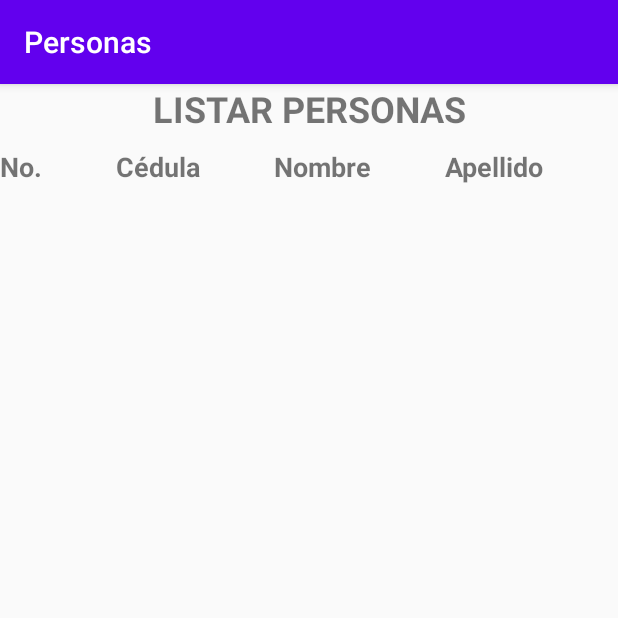
After one commit to Jdrew92/Personas, an Android app: the ListarPersonas screen opened directly, with no data from a screen before it, on a phone screen of 412 x 824 dp, the top half of it. The commit adds this screen. Run offline under Robolectric (Android 15) with nearby library versions, the phone set to English and light mode, and no system bars.

Commit message:
Interfaces creadas, con respectivas traducciones

```diff
--- a/app/src/main/AndroidManifest.xml
+++ b/app/src/main/AndroidManifest.xml
@@ -9,6 +9,8 @@
         android:roundIcon="@mipmap/ic_launcher_round"
         android:supportsRtl="true"
         android:theme="@style/AppTheme">
+        <activity android:name=".ListarPersonas"></activity>
+        <activity android:name=".CrearPersonas" />
         <activity android:name=".MainActivity">
             <intent-filter>
                 <action android:name="android.intent.action.MAIN" />
--- /dev/null
+++ b/app/src/main/java/com/example/personas/ListarPersonas.java
@@ -0,0 +1,14 @@
+package com.example.personas;
+
+import androidx.appcompat.app.AppCompatActivity;
+
+import android.os.Bundle;
+
+public class ListarPersonas extends AppCompatActivity {
+
+    @Override
+    protected void onCreate(Bundle savedInstanceState) {
+        super.onCreate(savedInstanceState);
+        setContentView(R.layout.activity_listar_personas);
+    }
+}
--- /dev/null
+++ b/app/src/main/res/layout/activity_listar_personas.xml
@@ -0,0 +1,65 @@
+<?xml version="1.0" encoding="utf-8"?>
+<LinearLayout xmlns:android="http://schemas.android.com/apk/res/android"
+    xmlns:app="http://schemas.android.com/apk/res-auto"
+    xmlns:tools="http://schemas.android.com/tools"
+    android:layout_width="match_parent"
+    android:layout_height="match_parent"
+    android:orientation="vertical"
+    tools:context=".ListarPersonas">
+
+    <TextView
+        android:id="@+id/txtTitleListP"
+        android:layout_width="match_parent"
+        android:layout_height="wrap_content"
+        android:text="@string/title_list_people"
+        android:textAlignment="center"
+        android:textSize="24sp"
+        android:textStyle="bold" />
+
+    <TableLayout
+        android:id="@+id/tblPeople"
+        android:layout_width="match_parent"
+        android:layout_height="match_parent"
+        android:layout_marginTop="10sp"
+        android:stretchColumns="*">
+
+        <TableRow
+            android:id="@+id/trPerson"
+            android:layout_width="match_parent"
+            android:layout_height="match_parent">
+
+            <TextView
+                android:id="@+id/lblNumber"
+                android:layout_width="wrap_content"
+                android:layout_height="wrap_content"
+                android:text="@string/number"
+                android:textSize="18sp"
+                android:textStyle="bold" />
+
+            <TextView
+                android:id="@+id/lblDNI"
+                android:layout_width="wrap_content"
+                android:layout_height="wrap_content"
+                android:text="@string/dni"
+                android:textSize="18sp"
+                android:textStyle="bold" />
+
+            <TextView
+                android:id="@+id/lblFirstName"
+                android:layout_width="wrap_content"
+                android:layout_height="wrap_content"
+                android:text="@string/first_name"
+                android:textSize="18sp"
+                android:textStyle="bold" />
+
+            <TextView
+                android:id="@+id/lblLastName"
+                android:layout_width="wrap_content"
+                android:layout_height="wrap_content"
+                android:text="@string/last_name"
+                android:textSize="18sp"
+                android:textStyle="bold" />
+        </TableRow>
+
+    </TableLayout>
+</LinearLayout>
--- a/app/src/main/res/values/strings.xml
+++ b/app/src/main/res/values/strings.xml
@@ -1,3 +1,11 @@
 <resources>
     <string name="app_name">Personas</string>
+    <string name="title_create_person">CREAR PERSONAS</string>
+    <string name="dni">Cédula</string>
+    <string name="first_name">Nombre</string>
+    <string name="last_name">Apellido</string>
+    <string name="btn_save">GUARDAR</string>
+    <string name="btn_clean">LIMPIAR</string>
+    <string name="title_list_people">LISTAR PERSONAS</string>
+    <string name="number">No.</string>
 </resources>
```
Also changed, not shown: app/src/main/java/com/example/personas/CrearPersonas.java (added, +14 -0 lines), app/src/main/res/layout/activity_crear_personas.xml (added, +62 -0 lines), app/src/main/res/layout/activity_main.xml (+8 -12 lines), 1 other file.
